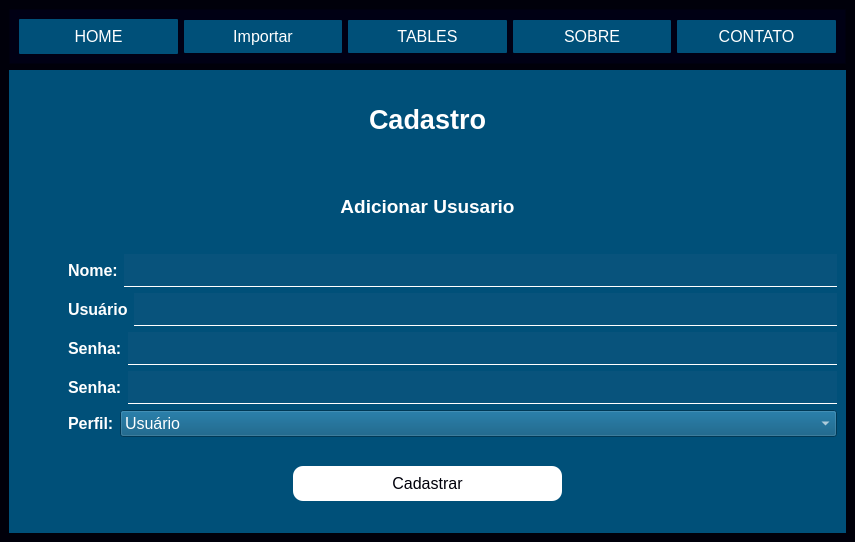
Above: ui_main.ui from ManelFer/Sistema before the change. Below: the same form after it.
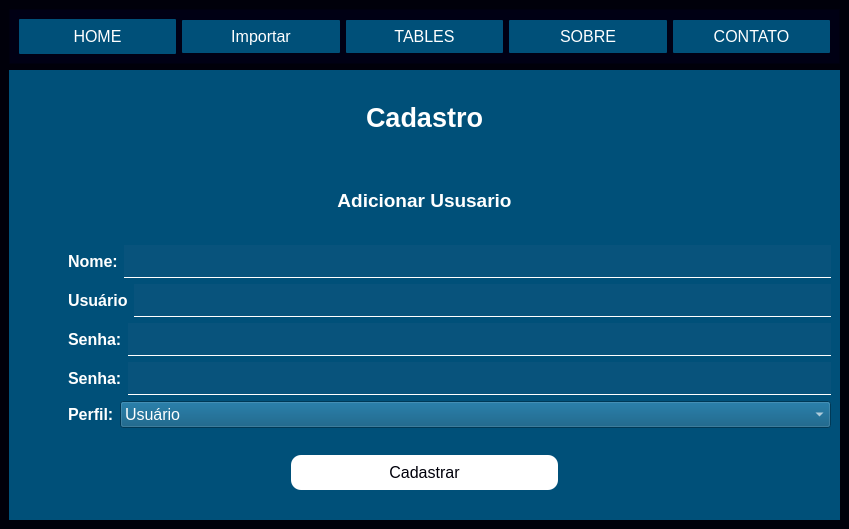
That is the form after the change. The open tabs and pages were chosen to show the change. Icons and pictures are not drawn.

```diff
--- a/ui_main.ui
+++ b/ui_main.ui
@@ -6,8 +6,8 @@
    <rect>
     <x>0</x>
     <y>0</y>
-    <width>855</width>
-    <height>542</height>
+    <width>849</width>
+    <height>529</height>
    </rect>
   </property>
   <property name="windowTitle">
```
Left out of the diff: 2 changed lines with no effect on the pictures.
